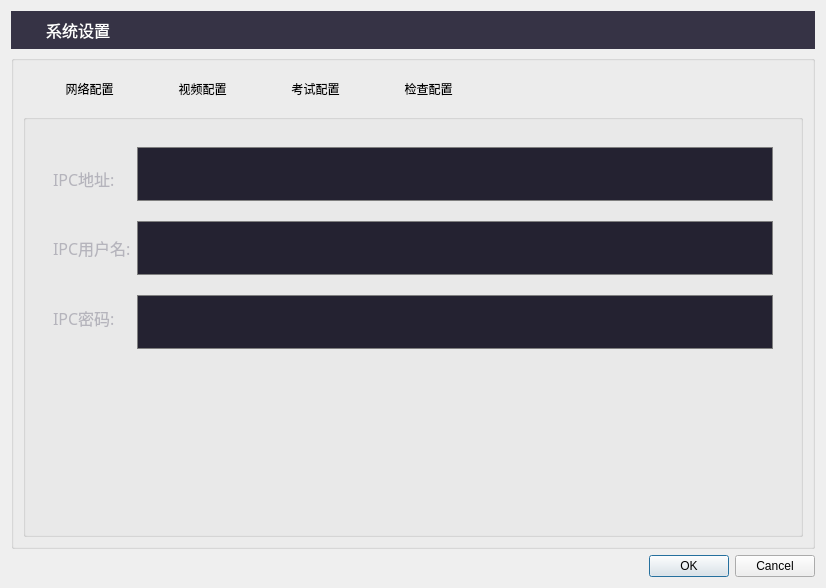
Above: midExamProjects/common/settingdialog/settingdialog.ui from cuxle/midExamProjects before the change. Below: the same form after it.
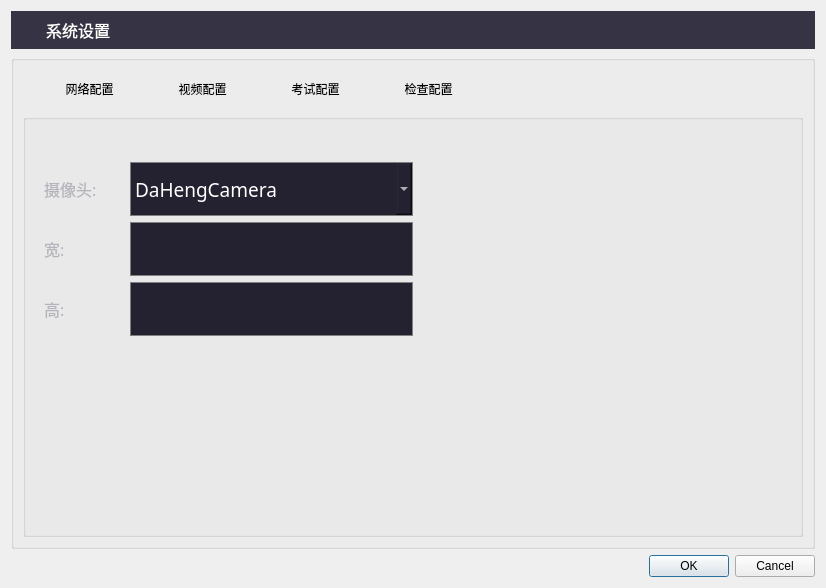
That is the form after the change. The open tabs and pages were chosen to show the change. Icons and pictures are not drawn.

Commit message: add camera setting for paiqiu tiaosheng and ywqz

The edit to the form file:
```diff
--- a/midExamProjects/common/settingdialog/settingdialog.ui
+++ b/midExamProjects/common/settingdialog/settingdialog.ui
@@ -239,8 +239,8 @@
             <number>1</number>
            </property>
            <widget class="QWidget" name="networkSettingPage">
-            <layout class="QGridLayout" name="gridLayout_3">
-             <item row="0" column="0">
+            <layout class="QVBoxLayout" name="verticalLayout_15">
+             <item>
               <widget class="QGroupBox" name="groupBox_3">
                <property name="styleSheet">
                 <string notr="true">border:none;</string>
@@ -248,29 +248,23 @@
                <property name="title">
                 <string/>
                </property>
-               <layout class="QGridLayout" name="gridLayout_4">
-                <item row="0" column="0">
+               <layout class="QGridLayout" name="gridLayout_4"/>
+              </widget>
+             </item>
+             <item>
+              <layout class="QHBoxLayout" name="horizontalLayout_10">
+               <item>
                  <layout class="QHBoxLayout" name="horizontalLayout_4">
                   <item>
-                   <layout class="QVBoxLayout" name="verticalLayout_4">
+                  <layout class="QVBoxLayout" name="verticalLayout_3">
                     <item>
                      <widget class="QLabel" name="label_6">
-                      <property name="font">
-                       <font>
-                        <family>Microsoft YaHei</family>
-                        <pointsize>12</pointsize>
-                       </font>
-                      </property>
-                      <property name="styleSheet">
-                       <string notr="true">color: rgb(181, 180, 188);</string>
-                      </property>
-                      <property name="text">
-                       <string>IPC地址:</string>
-                      </property>
-                     </widget>
-                    </item>
-                    <item>
-                     <widget class="QLabel" name="label_7">
+                     <property name="minimumSize">
+                      <size>
+                       <width>80</width>
+                       <height>54</height>
+                      </size>
+                     </property>
                       <property name="font">
                        <font>
                         <family>Microsoft YaHei</family>
@@ -281,12 +275,18 @@
                        <string notr="true">color: rgb(181, 180, 188);</string>
                       </property>
                       <property name="text">
-                       <string>IPC用户名:</string>
+                      <string>摄像头:</string>
                       </property>
                      </widget>
                     </item>
                     <item>
                      <widget class="QLabel" name="label_8">
+                     <property name="minimumSize">
+                      <size>
+                       <width>0</width>
+                       <height>54</height>
+                      </size>
+                     </property>
                       <property name="font">
                        <font>
                         <family>Microsoft YaHei</family>
@@ -297,22 +297,41 @@
                        <string notr="true">color: rgb(181, 180, 188);</string>
                       </property>
                       <property name="text">
-                       <string>IPC密码:</string>
+                      <string>宽:</string>
                       </property>
                      </widget>
                     </item>
+                   <item>
+                    <widget class="QLabel" name="label_19">
+                     <property name="minimumSize">
+                      <size>
+                       <width>0</width>
+                       <height>54</height>
+                      </size>
+                     </property>
+                     <property name="font">
+                      <font>
+                       <family>Microsoft YaHei</family>
+                       <pointsize>12</pointsize>
+                      </font>
+                     </property>
+                     <property name="styleSheet">
+                      <string notr="true">color: rgb(181, 180, 188);</string>
+                     </property>
+                     <property name="text">
+                      <string>高:</string>
+                     </property>
+                    </widget>
+                   </item>
                    </layout>
                   </item>
                   <item>
-                   <layout class="QVBoxLayout" name="verticalLayout_3">
-                    <property name="spacing">
-                     <number>20</number>
-                    </property>
+                  <layout class="QVBoxLayout" name="verticalLayout_4">
                     <item>
-                     <widget class="QLineEdit" name="leIPCAddress">
+                    <widget class="QComboBox" name="cmbCamera">
                       <property name="minimumSize">
                        <size>
-                        <width>546</width>
+                       <width>250</width>
                         <height>54</height>
                        </size>
                       </property>
@@ -327,13 +346,23 @@
 color: rgb(255, 255, 255);
 border: 1px solid gray;</string>
                       </property>
+                     <item>
+                      <property name="text">
+                       <string>DaHengCamera</string>
+                      </property>
+                     </item>
+                     <item>
+                      <property name="text">
+                       <string>OpenCVCamera</string>
+                      </property>
+                     </item>
                      </widget>
                     </item>
                     <item>
-                     <widget class="QLineEdit" name="leIPCUserName">
+                    <widget class="QLineEdit" name="leCameraWidth">
                       <property name="minimumSize">
                        <size>
-                        <width>546</width>
+                       <width>0</width>
                         <height>54</height>
                        </size>
                       </property>
@@ -351,10 +380,10 @@
                      </widget>
                     </item>
                     <item>
-                     <widget class="QLineEdit" name="leIPCCode">
+                    <widget class="QLineEdit" name="leCameraHeight">
                       <property name="minimumSize">
                        <size>
-                        <width>546</width>
+                       <width>0</width>
                         <height>54</height>
                        </size>
                       </property>
@@ -375,10 +404,22 @@
                   </item>
                  </layout>
                 </item>
-               </layout>
-              </widget>
+               <item>
+                <spacer name="horizontalSpacer_4">
+                 <property name="orientation">
+                  <enum>Qt::Horizontal</enum>
+                 </property>
+                 <property name="sizeHint" stdset="0">
+                  <size>
+                   <width>40</width>
+                   <height>20</height>
+                  </size>
+                 </property>
+                </spacer>
+               </item>
+              </layout>
              </item>
-             <item row="1" column="0">
+             <item>
               <spacer name="verticalSpacer_4">
                <property name="orientation">
                 <enum>Qt::Vertical</enum>
```
Left out of the diff: 2 changed lines with no effect on the pictures. Lines whose indentation alone changed are shown as unchanged. The commit also changes 12 other files.
